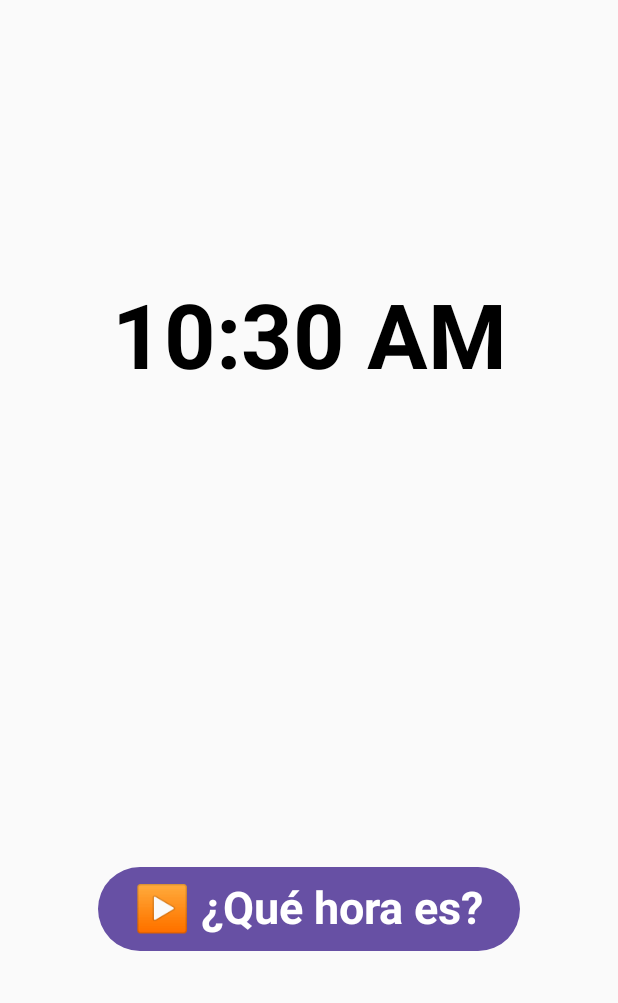
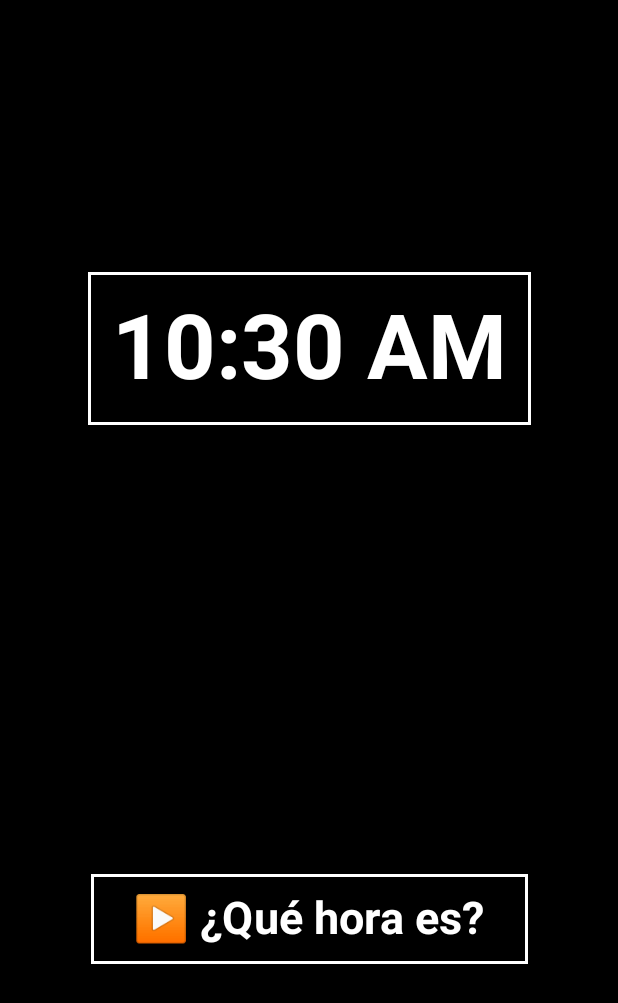
Before and after one commit to troyeta05/ReloSonix, an Android app built with Jetpack Compose: the screen it shows after launch (MainActivity), on a phone screen of 412 x 824 dp. Shown: the top 1003 px of the screen. Run offline under Robolectric (Android 15) with nearby library versions, the phone set to English and light mode, and no system bars.

Commit message:
Commit: Diseño UI

```diff
--- a/ReloSonix/app/src/main/java/com/tzilacatzin/relosonix/MainActivity.kt
+++ b/ReloSonix/app/src/main/java/com/tzilacatzin/relosonix/MainActivity.kt
@@ -6,10 +6,12 @@ import android.os.Bundle
 import androidx.activity.ComponentActivity
 import androidx.activity.compose.setContent
 import androidx.activity.enableEdgeToEdge
+import androidx.compose.foundation.background
 import androidx.compose.foundation.layout.*
 import androidx.compose.runtime.*
 import androidx.compose.ui.Alignment
 import androidx.compose.ui.Modifier
+import androidx.compose.ui.graphics.Color
 import androidx.compose.ui.tooling.preview.Preview
 import androidx.compose.ui.unit.dp
 import com.tzilacatzin.relosonix.ui.BotonReproducir
@@ -56,10 +58,14 @@ fun UIPrincipal() {
         "madrugada" to R.raw.madrugada
     )
 
-    Column(
+    Box(
         modifier = Modifier
             .fillMaxSize()
-            .padding(32.dp),
+            .background(Color.Black)
+            .padding(32.dp)
+    ) {
+        Column(
+            modifier = Modifier.fillMaxSize(),
             verticalArrangement = Arrangement.SpaceAround,
             horizontalAlignment = Alignment.CenterHorizontally
         ) {
@@ -70,6 +76,7 @@ fun UIPrincipal() {
                 listaMin = listaMin,
                 listaParteDia = listaParteDia
             )
+        }
     }
 }
 
--- a/ReloSonix/app/src/main/java/com/tzilacatzin/relosonix/ui/BotonReproducir.kt
+++ b/ReloSonix/app/src/main/java/com/tzilacatzin/relosonix/ui/BotonReproducir.kt
@@ -1,9 +1,14 @@
 package com.tzilacatzin.relosonix.ui
 
+import androidx.compose.foundation.border
+import androidx.compose.foundation.layout.padding
 import androidx.compose.material3.*
 import androidx.compose.runtime.Composable
+import androidx.compose.ui.Modifier
+import androidx.compose.ui.graphics.Color
 import androidx.compose.ui.platform.LocalContext
 import androidx.compose.ui.text.font.FontWeight
+import androidx.compose.ui.unit.dp
 import androidx.compose.ui.unit.sp
 import com.tzilacatzin.relosonix.*
 
@@ -16,7 +21,8 @@ fun BotonReproducir(
 ) {
     val context = LocalContext.current
 
-    Button(onClick = {
+    Button(
+        onClick = {
             val (hora, minuto) = getHoraYMinuto()
             val parteDita = getParteDelDia()
 
@@ -28,12 +34,19 @@ fun BotonReproducir(
             )
 
             reproducirAudiosEnOrden(context, secuencia)
-    }) {
+        },
+        modifier = Modifier
+            .border(width = 2.dp, color = Color.White)
+            .padding(4.dp),
+        colors = ButtonDefaults.buttonColors(
+            containerColor = Color.Black,
+            contentColor = Color.White
+        )
+    ) {
         Text(
             "▶️ ¿Qué hora es?",
             fontSize = 30.sp,
-            fontWeight = FontWeight.Bold,
-            style = MaterialTheme.typography.headlineLarge
+            fontWeight = FontWeight.Bold
         )
     }
 }
--- a/ReloSonix/app/src/main/java/com/tzilacatzin/relosonix/ui/ReloSonixClock.kt
+++ b/ReloSonix/app/src/main/java/com/tzilacatzin/relosonix/ui/ReloSonixClock.kt
@@ -1,8 +1,13 @@
 package com.tzilacatzin.relosonix.ui
 
+import androidx.compose.foundation.border
+import androidx.compose.foundation.layout.*
 import androidx.compose.material3.*
 import androidx.compose.runtime.*
+import androidx.compose.ui.Modifier
+import androidx.compose.ui.graphics.Color
 import androidx.compose.ui.text.font.FontWeight
+import androidx.compose.ui.unit.dp
 import androidx.compose.ui.unit.sp
 import kotlinx.coroutines.delay
 import java.text.SimpleDateFormat
@@ -19,12 +24,18 @@ fun ReloSonixClock() {
         }
     }
 
-    Text(
-        text = currentTime,
-        fontSize = 60.sp,
-        fontWeight = FontWeight.Bold,
-        style = MaterialTheme.typography.headlineLarge
-    )
+    Box(
+        modifier = Modifier
+            .border(width = 2.dp, color = Color.White)
+            .padding(16.dp)
+    ) {
+        Text(
+            text = currentTime,
+            fontSize = 60.sp,
+            fontWeight = FontWeight.Bold,
+            color = Color.White
+        )
+    }
 }
 
 fun getFormattedTime(): String {
```
Lines whose indentation alone changed are shown as unchanged.
